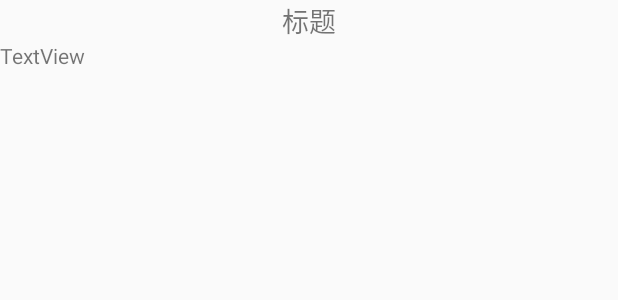
After one commit to xiaodingfeng/YYNote, an Android app: the layout meiweneveryday.xml on its own in the app's theme, with its tools: preview values and no code run, on a phone screen of 412 x 824 dp. The commit adds this screen. Shown: the top 300 px of the screen. Run offline under Robolectric (Android 15) with nearby library versions, the phone set to English and light mode, and no system bars.

Commit message:
提交文件

```diff
--- a/app/build.gradle
+++ b/app/build.gradle
@@ -20,6 +20,7 @@ android {
 
 dependencies {
     implementation fileTree(dir: 'libs', include: ['*.jar'])
+    implementation 'org.jsoup:jsoup:1.13.1'
     implementation 'com.android.support:appcompat-v7:28.0.0'
     implementation 'com.zhihu.android:matisse:0.5.2-beta4'
     implementation 'com.github.bumptech.glide:glide:4.8.0'
--- a/app/src/main/AndroidManifest.xml
+++ b/app/src/main/AndroidManifest.xml
@@ -5,7 +5,7 @@
     <uses-permission android:name="android.permission.WRITE_EXTERNAL_STORAGE" />
     <uses-permission android:name="android.permission.READ_EXTERNAL_STORAGE" />
     <uses-permission android:name="android.permission.RECORD_AUDIO" />
-
+    <uses-permission android:name="android.permission.INTERNET"/>
     <application
         android:name=".MyApplication"
         android:allowBackup="true"
@@ -34,7 +34,7 @@
             android:name=".ui.NoteActivity"
             android:theme="@style/AppTheme.NoActionBar" />
         <activity android:name=".ui.AlarmAlertActivity" />
-
+        <activity android:name=".ui.Meiwen" />
         <receiver android:name=".ui.AlarmReceiver"
             android:permission="TODO">
             <intent-filter>
--- a/app/src/main/java/com/example/xiaobai/yynote/ui/MainActivity.java
+++ b/app/src/main/java/com/example/xiaobai/yynote/ui/MainActivity.java
@@ -290,6 +290,9 @@ public class MainActivity extends AppCompatActivity
             editor.putString("ShowNotesModel",showNotesModel);
             editor.apply();         //editor.commit();
             refreshLayoutManager();
+        }else if(id==R.id.Article){
+            Intent intent = new Intent(MainActivity.this, Meiwen.class);
+            startActivity(intent);
         }
         return super.onOptionsItemSelected(item);
     }
--- /dev/null
+++ b/app/src/main/res/layout/meiweneveryday.xml
@@ -0,0 +1,24 @@
+<?xml version="1.0" encoding="utf-8"?>
+<RelativeLayout xmlns:android="http://schemas.android.com/apk/res/android"
+    xmlns:tools="http://schemas.android.com/tools"
+    android:layout_width="match_parent"
+    android:layout_height="match_parent">
+
+    <TextView
+        android:id="@+id/textView2"
+        android:layout_width="match_parent"
+        android:layout_height="wrap_content"
+        android:textAlignment="center"
+        android:textSize="18sp"
+        android:text="标题"
+        android:gravity="center_horizontal" />
+
+    <TextView
+        android:id="@+id/textView4"
+        android:layout_width="match_parent"
+        android:layout_height="match_parent"
+        android:layout_below="@+id/textView2"
+        android:text="TextView" />
+
+
+</RelativeLayout>
--- a/app/src/main/res/menu/main.xml
+++ b/app/src/main/res/menu/main.xml
@@ -11,4 +11,9 @@
         android:orderInCategory="100"
         android:title="@string/grid_model"
         app:showAsAction="never" />
+    <item
+        android:id="@+id/Article"
+        android:orderInCategory="100"
+        android:title="轻阅读"
+        app:showAsAction="never" />
 </menu>
```
Also changed, not shown: app/src/main/java/com/example/xiaobai/yynote/bean/Article.java (added, +43 -0 lines), app/src/main/java/com/example/xiaobai/yynote/ui/Meiwen.java (added, +86 -0 lines), 2 other files.
